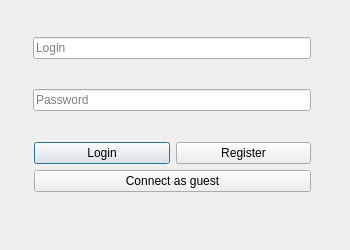
MrVolot/WidgetClient, file Widget_Client/RegisterDialog.ui: the form before one commit.
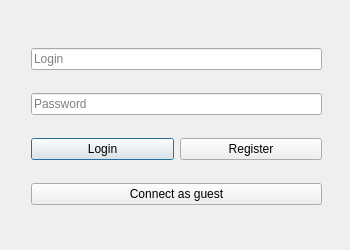
The form after the commit. The open tabs and pages were chosen to show the change.

Patch:
```diff
--- a/Widget_Client/RegisterDialog.ui
+++ b/Widget_Client/RegisterDialog.ui
@@ -87,22 +87,23 @@
     border: none;
 }</string>
   </property>
-  <widget class="QWidget" name="verticalLayoutWidget">
+  <layout class="QVBoxLayout" name="verticalLayout_2">
+   <item>
+    <widget class="QStackedWidget" name="stackedWidget">
+     <property name="currentIndex">
+      <number>1</number>
+     </property>
+     <widget class="QWidget" name="LoginWidget">
+      <widget class="QWidget" name="verticalLayoutWidget_2">
    <property name="geometry">
     <rect>
-     <x>30</x>
-     <y>10</y>
-     <width>281</width>
-     <height>211</height>
-    </rect>
-   </property>
-   <layout class="QVBoxLayout" name="verticalLayout_2">
-    <property name="leftMargin">
-     <number>3</number>
-    </property>
-    <property name="topMargin">
-     <number>3</number>
-    </property>
+         <x>20</x>
+         <y>20</y>
+         <width>291</width>
+         <height>191</height>
+        </rect>
+       </property>
+       <layout class="QVBoxLayout" name="verticalLayout_3">
     <item>
      <widget class="QLineEdit" name="Login">
       <property name="styleSheet">
@@ -127,18 +128,7 @@
      </widget>
     </item>
     <item>
-     <layout class="QVBoxLayout" name="verticalLayout">
-      <property name="leftMargin">
-       <number>1</number>
-      </property>
-      <property name="topMargin">
-       <number>1</number>
-      </property>
-      <property name="bottomMargin">
-       <number>2</number>
-      </property>
-      <item>
-       <layout class="QHBoxLayout" name="horizontalLayout">
+         <layout class="QHBoxLayout" name="horizontalLayout_2">
         <item>
          <widget class="QPushButton" name="LoginButton">
           <property name="text">
@@ -163,9 +153,12 @@
        </widget>
       </item>
      </layout>
-    </item>
-   </layout>
-  </widget>
+      </widget>
+     </widget>
+     <widget class="QWidget" name="EmailAuthWidget"/>
+    </widget>
+   </item>
+  </layout>
  </widget>
  <resources/>
  <connections/>
```
Left out of the diff: 11 changed lines with no effect on the pictures. Lines whose indentation alone changed are shown as unchanged.
